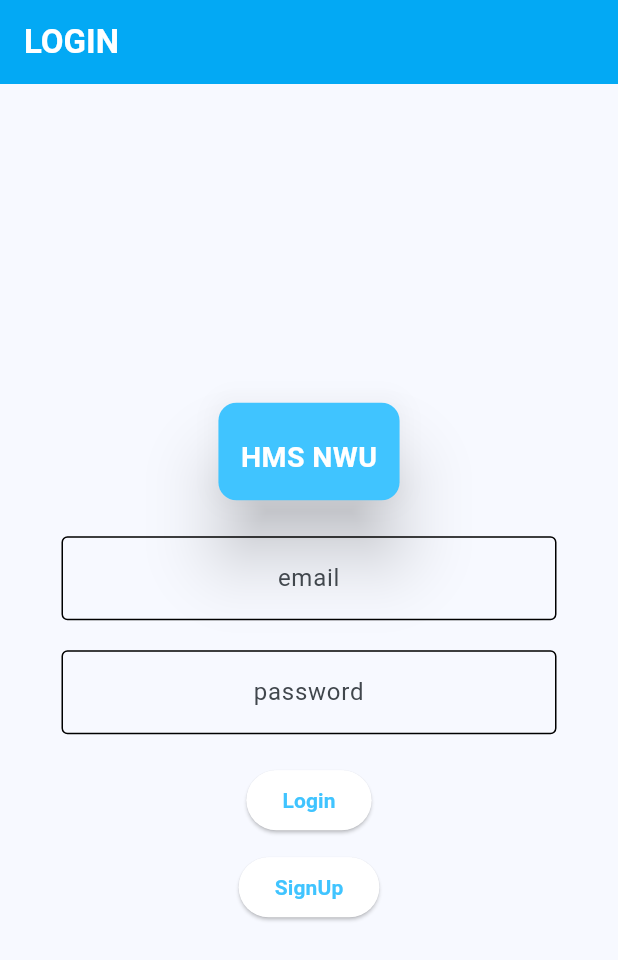
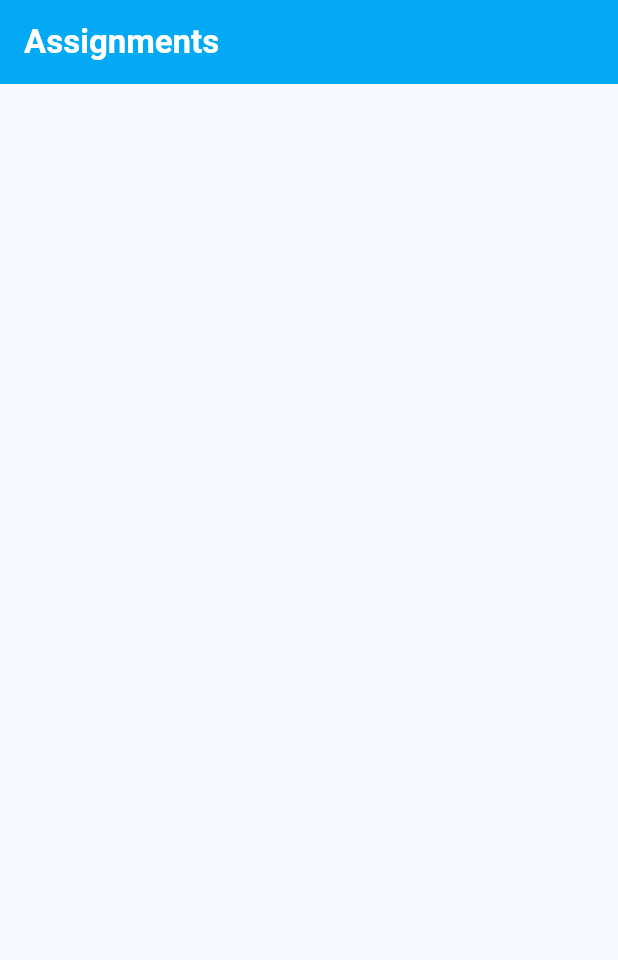
Before and after one commit to Code-Crusaders-NWU/HumanMovementSciences-NWU, a Flutter app: the screen it shows after launch, on a phone screen of 412 x 824 dp. Shown: the top 960 px of the screen. Run offline on Flutter 3.47's test engine with Material 3 defaults, Android fonts, the phone set to English and light mode, and no system bars.

Commit message:
Admin Page + Lecturers Assignment Page
Added admin page and lecturers assignment page to use admin endpoints as well as assignment creation endpoints.

```diff
--- a/front_end/hms_frontend/lib/main.dart
+++ b/front_end/hms_frontend/lib/main.dart
@@ -1,5 +1,7 @@
 import 'package:flutter/material.dart';
 import 'package:hms_frontend/pages/login.dart';
+import 'package:hms_frontend/pages/admin.dart';
+import 'package:hms_frontend/pages/lecturrersAssign.dart';
 
 void main() {
   runApp(const MyApp());
@@ -11,13 +13,13 @@ class MyApp extends StatelessWidget {
   // This widget is the root of your application.
   @override
   Widget build(BuildContext context) {
-    return  MaterialApp(
+    return MaterialApp(
       title: 'Flutter Demo',
       theme: ThemeData(
         colorScheme: ColorScheme.fromSeed(seedColor: Colors.lightBlue),
         useMaterial3: true,
       ),
-      home: LoginScreen(),
+      home: const AssignmentsPage(),
     );
   }
 }
--- /dev/null
+++ b/front_end/hms_frontend/lib/pages/lecturrersAssign.dart
@@ -0,0 +1,41 @@
+import 'package:flutter/material.dart';
+import 'package:hms_frontend/components/myButton.dart';
+import 'package:hms_frontend/components/textBox.dart';
+
+class AssignmentsPage extends StatefulWidget {
+  const AssignmentsPage({super.key});
+
+  @override
+  State<AssignmentsPage> createState() => _AssignmentsPageState();
+}
+
+class _AssignmentsPageState extends State<AssignmentsPage> {
+  @override
+  Widget build(BuildContext context) {
+    return Scaffold(
+      appBar: AppBar(
+        title: const Text(
+          'Assignments',
+          style: TextStyle(
+            color: Colors.white,
+            fontWeight: FontWeight.bold,
+          ),
+          textAlign: TextAlign.center,
+        ),
+        backgroundColor: Colors.lightBlue,
+      ),
+      body: const Padding(
+        padding: EdgeInsets.all(16.0),
+        child: Center(child: Column(
+          mainAxisAlignment: MainAxisAlignment.center,
+
+          children: <Widget>[
+            //Code hier binne asb
+
+          ],
+        ),),
+
+    ),
+    );
+  }
+}
```
Also changed, not shown: front_end/hms_frontend/lib/components/myButton.dart (+7 -8 lines), front_end/hms_frontend/lib/components/textBox.dart (+4 -10 lines), front_end/hms_frontend/lib/pages/admin.dart (added, +61 -0 lines), front_end/hms_frontend/lib/pages/login.dart (+23 -24 lines), front_end/hms_frontend/lib/pages/signup.dart (+6 -3 lines).
